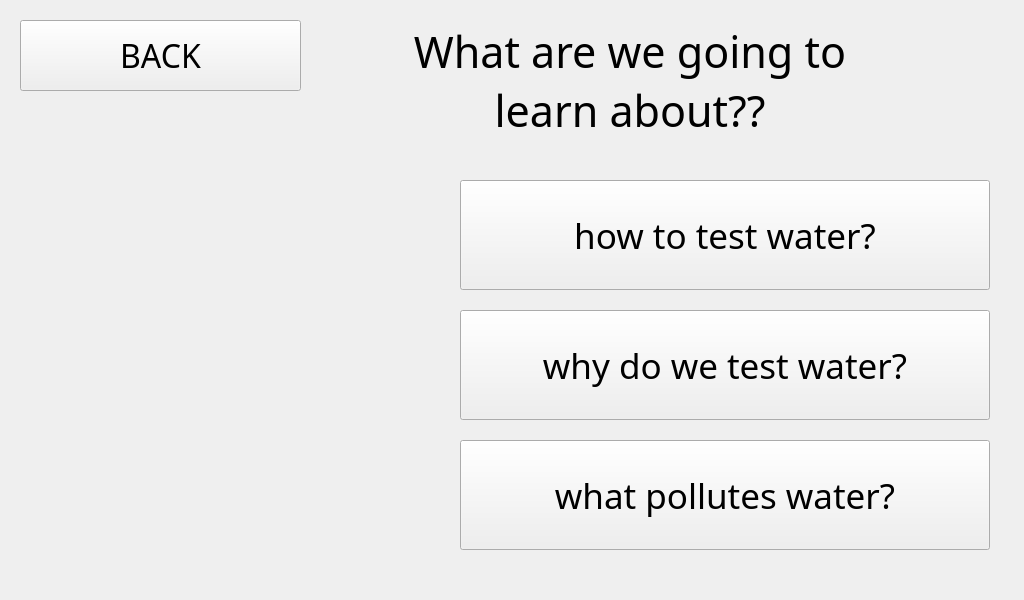
This is QtDesignerFiles/Learning.ui in hayrayl/AquaQuestSoftware as Qt 5 draws it before an edit. The edited form follows.
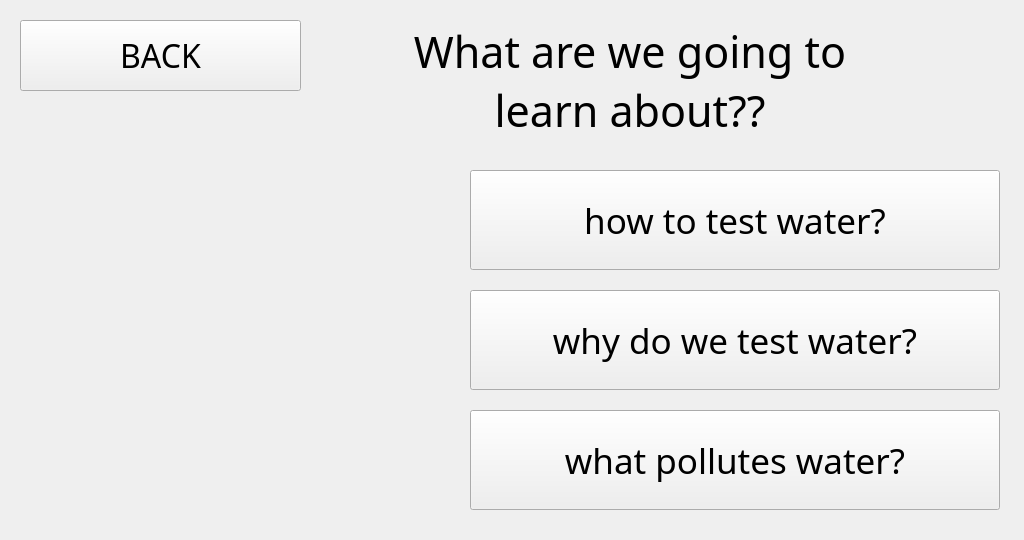
This is the edited form.

```diff
--- a/QtDesignerFiles/Learning.ui
+++ b/QtDesignerFiles/Learning.ui
@@ -7,7 +7,7 @@
     <x>0</x>
     <y>0</y>
     <width>1024</width>
-    <height>600</height>
+    <height>540</height>
    </rect>
   </property>
   <property name="windowTitle">
@@ -46,10 +46,10 @@
   <widget class="QPushButton" name="pushButton_L_parameters">
    <property name="geometry">
     <rect>
-     <x>460</x>
-     <y>180</y>
+     <x>470</x>
+     <y>170</y>
      <width>530</width>
-     <height>110</height>
+     <height>100</height>
     </rect>
    </property>
    <property name="font">
@@ -79,10 +79,10 @@
   <widget class="QPushButton" name="pushButton_L_whyTest">
    <property name="geometry">
     <rect>
-     <x>460</x>
-     <y>310</y>
+     <x>470</x>
+     <y>290</y>
      <width>530</width>
-     <height>110</height>
+     <height>100</height>
     </rect>
    </property>
    <property name="font">
@@ -112,10 +112,10 @@
   <widget class="QPushButton" name="pushButton_L_what_pollutes">
    <property name="geometry">
     <rect>
-     <x>460</x>
-     <y>440</y>
+     <x>470</x>
+     <y>410</y>
      <width>530</width>
-     <height>110</height>
+     <height>100</height>
     </rect>
    </property>
    <property name="font">
@@ -192,7 +192,7 @@
    <property name="geometry">
     <rect>
      <x>20</x>
-     <y>170</y>
+     <y>130</y>
      <width>400</width>
      <height>400</height>
     </rect>
```
